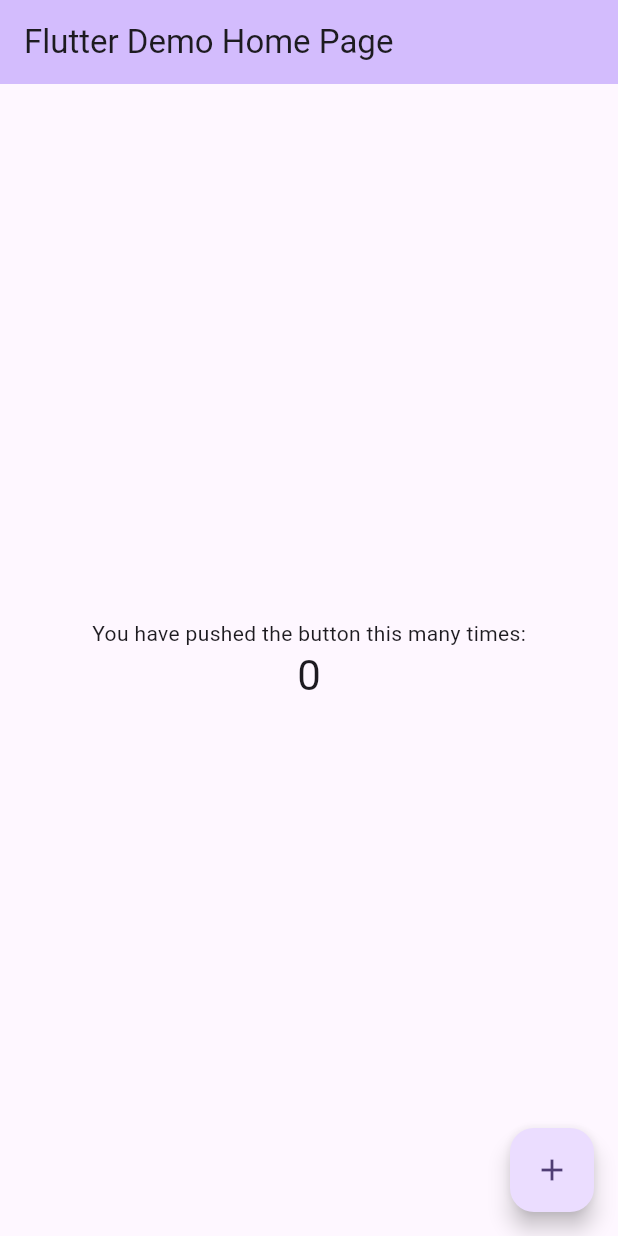
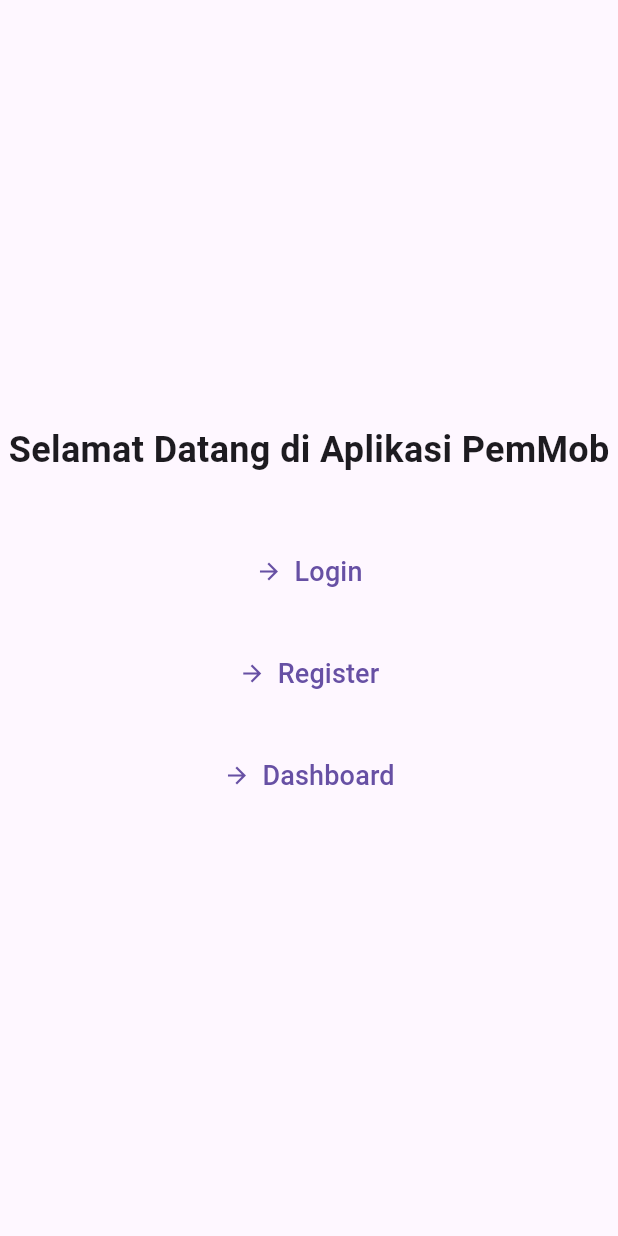
Before and after one commit to tiapuspa12/UTS-PemrogramanMobile2, a Flutter app: the screen it shows after launch, on a phone screen of 412 x 824 dp. Run offline on Flutter 3.47's test engine with Material 3 defaults, Android fonts, the light colour scheme and no system bars; our stand-ins replace sqflite; accounts and stored records are empty.

Commit message:
Pembuatan Halaman (main,login,register,dashboard)

```diff
--- a/analysis_options.yaml
+++ b/analysis_options.yaml
@@ -23,6 +23,5 @@ linter:
   rules:
     # avoid_print: false  # Uncomment to disable the `avoid_print` rule
     # prefer_single_quotes: true  # Uncomment to enable the `prefer_single_quotes` rule
-
 # Additional information about this file can be found at
 # https://dart.dev/guides/language/analysis-options
--- a/lib/halaman/main.dart
+++ b/lib/halaman/main.dart
@@ -1,125 +1,108 @@
 import 'package:flutter/material.dart';
+import 'login.dart';
+import 'register.dart';
+import 'dashboard.dart';
 
 void main() {
-  runApp(const MyApp());
+  runApp(MyApp());
 }
 
 class MyApp extends StatelessWidget {
   const MyApp({super.key});
 
-  // This widget is the root of your application.
   @override
   Widget build(BuildContext context) {
     return MaterialApp(
-      title: 'Flutter Demo',
+      title: 'Tia PemMob 2',
       theme: ThemeData(
-        // This is the theme of your application.
-        //
-        // TRY THIS: Try running your application with "flutter run". You'll see
-        // the application has a purple toolbar. Then, without quitting the app,
-        // try changing the seedColor in the colorScheme below to Colors.green
-        // and then invoke "hot reload" (save your changes or press the "hot
-        // reload" button in a Flutter-supported IDE, or press "r" if you used
-        // the command line to start the app).
-        //
-        // Notice that the counter didn't reset back to zero; the application
-        // state is not lost during the reload. To reset the state, use hot
-        // restart instead.
-        //
-        // This works for code too, not just values: Most code changes can be
-        // tested with just a hot reload.
-        colorScheme: ColorScheme.fromSeed(seedColor: Colors.deepPurple),
-        useMaterial3: true,
+        primarySwatch: Colors.blue,
       ),
-      home: const MyHomePage(title: 'Flutter Demo Home Page'),
+      home: HomePage(), // Halaman beranda
     );
   }
 }
 
-class MyHomePage extends StatefulWidget {
-  const MyHomePage({super.key, required this.title});
-
-  // This widget is the home page of your application. It is stateful, meaning
-  // that it has a State object (defined below) that contains fields that affect
-  // how it looks.
-
-  // This class is the configuration for the state. It holds the values (in this
-  // case the title) provided by the parent (in this case the App widget) and
-  // used by the build method of the State. Fields in a Widget subclass are
-  // always marked "final".
-
-  final String title;
-
-  @override
-  State<MyHomePage> createState() => _MyHomePageState();
-}
-
-class _MyHomePageState extends State<MyHomePage> {
-  int _counter = 0;
-
-  void _incrementCounter() {
-    setState(() {
-      // This call to setState tells the Flutter framework that something has
-      // changed in this State, which causes it to rerun the build method below
-      // so that the display can reflect the updated values. If we changed
-      // _counter without calling setState(), then the build method would not be
-      // called again, and so nothing would appear to happen.
-      _counter++;
-    });
-  }
+class HomePage extends StatelessWidget {
+  const HomePage({super.key});
 
   @override
   Widget build(BuildContext context) {
-    // This method is rerun every time setState is called, for instance as done
-    // by the _incrementCounter method above.
-    //
-    // The Flutter framework has been optimized to make rerunning build methods
-    // fast, so that you can just rebuild anything that needs updating rather
-    // than having to individually change instances of widgets.
     return Scaffold(
-      appBar: AppBar(
-        // TRY THIS: Try changing the color here to a specific color (to
-        // Colors.amber, perhaps?) and trigger a hot reload to see the AppBar
-        // change color while the other colors stay the same.
-        backgroundColor: Theme.of(context).colorScheme.inversePrimary,
-        // Here we take the value from the MyHomePage object that was created by
-        // the App.build method, and use it to set our appbar title.
-        title: Text(widget.title),
-      ),
       body: Center(
-        // Center is a layout widget. It takes a single child and positions it
-        // in the middle of the parent.
         child: Column(
-          // Column is also a layout widget. It takes a list of children and
-          // arranges them vertically. By default, it sizes itself to fit its
-          // children horizontally, and tries to be as tall as its parent.
-          //
-          // Column has various properties to control how it sizes itself and
-          // how it positions its children. Here we use mainAxisAlignment to
-          // center the children vertically; the main axis here is the vertical
-          // axis because Columns are vertical (the cross axis would be
-          // horizontal).
-          //
-          // TRY THIS: Invoke "debug painting" (choose the "Toggle Debug Paint"
-          // action in the IDE, or press "p" in the console), to see the
-          // wireframe for each widget.
           mainAxisAlignment: MainAxisAlignment.center,
-          children: <Widget>[
+          children: [
             const Text(
-              'You have pushed the button this many times:',
+              'Selamat Datang di Aplikasi PemMob',
+              style: TextStyle(fontSize: 24, fontWeight: FontWeight.bold),
             ),
-            Text(
-              '$_counter',
-              style: Theme.of(context).textTheme.headlineMedium,
+            const SizedBox(height: 40),
+            TextButton(
+              onPressed: () {
+                Navigator.push(
+                  context,
+                  MaterialPageRoute(builder: (context) => LoginPage()),
+                );
+              },
+              child: const Row(
+                mainAxisAlignment: MainAxisAlignment.center,
+                children: [
+                  Icon(Icons.arrow_forward),
+                  SizedBox(width: 8),
+                  Text('Login', style: TextStyle(fontSize: 18)),
+                ],
+              ),
+            ),
+            const SizedBox(height: 20),
+            TextButton(
+              onPressed: () {
+                Navigator.push(
+                  context,
+                  MaterialPageRoute(builder: (context) => RegisterPage()),
+                );
+              },
+              child: const Row(
+                mainAxisAlignment: MainAxisAlignment.center,
+                children: [
+                  Icon(Icons.arrow_forward),
+                  SizedBox(width: 8),
+                  Text('Register', style: TextStyle(fontSize: 18)),
+                ],
+              ),
+            ),
+            const SizedBox(height: 20),
+            TextButton(
+              onPressed: () {
+                // Pastikan data user valid sebelum navigasi
+                Navigator.push(
+                  context,
+                  MaterialPageRoute(
+                      builder: (context) => DashboardPage(user: const {
+                            'username':
+                                'default_user', // Ganti dengan data yang sesuai
+                            'name':
+                                'User Default', // Ganti dengan data yang sesuai
+                            'email':
+                                'user@example.com', // Ganti dengan data yang sesuai
+                            'address':
+                                'Default Address', // Ganti dengan data yang sesuai
+                            'phone':
+                                '0123456789', // Ganti dengan data yang sesuai
+                          })),
+                );
+              },
+              child: const Row(
+                mainAxisAlignment: MainAxisAlignment.center,
+                children: [
+                  Icon(Icons.arrow_forward),
+                  SizedBox(width: 8),
+                  Text('Dashboard', style: TextStyle(fontSize: 18)),
+                ],
+              ),
             ),
           ],
         ),
       ),
-      floatingActionButton: FloatingActionButton(
-        onPressed: _incrementCounter,
-        tooltip: 'Increment',
-        child: const Icon(Icons.add),
-      ), // This trailing comma makes auto-formatting nicer for build methods.
     );
   }
 }
```
Also changed, not shown: lib/db/database.dart (added, +77 -0 lines), lib/halaman/dashboard.dart (added, +25 -0 lines), lib/halaman/login.dart (added, +74 -0 lines), lib/halaman/register.dart (added, +75 -0 lines), pubspec.yaml (+7 -74 lines), pubspec.lock, 2 other files.
